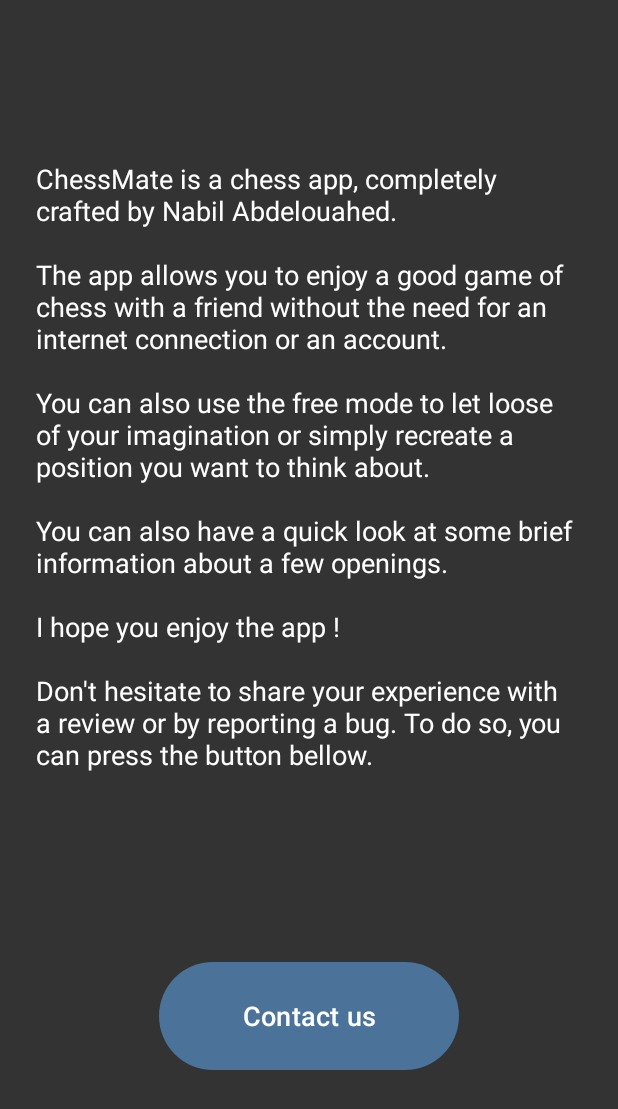
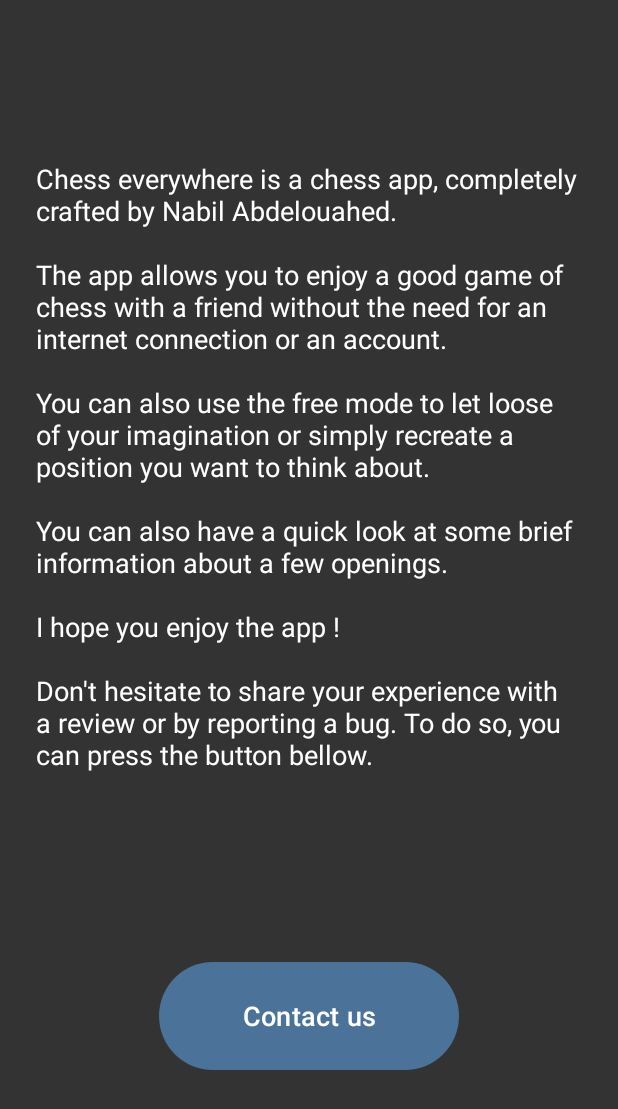
Before and after one commit to NabilAbdelouahed/Chess-Everywhere, an Android app: the About screen opened directly, with no data from a screen before it, after a tap on "Contact us", on a phone screen of 412 x 824 dp. Shown: the top 1109 px of the screen. Run offline under Robolectric (Android 15) with nearby library versions, the phone set to English and light mode, and no system bars.

Commit message:
App name + email updated

```diff
--- a/app/src/main/java/com/example/chess/About.java
+++ b/app/src/main/java/com/example/chess/About.java
@@ -16,7 +16,7 @@
     }
 
     public void contact_us(View view) {
-        String email = "chessmate.service@gmail.com";
+        String email = "nab.service.pro@outlook.com";
         String subject = "I have a Report/Review";
 
         Intent intent = new Intent(Intent.ACTION_SENDTO);
--- a/app/src/main/res/layout/activity_about.xml
+++ b/app/src/main/res/layout/activity_about.xml
@@ -11,7 +11,7 @@
         android:id="@+id/textView"
         android:layout_width="0dp"
         android:layout_height="wrap_content"
-        android:text="ChessMate is a chess app, completely crafted by Nabil Abdelouahed. \n\nThe app allows you to enjoy a good game of chess with a friend without the need for an internet connection or an account. \n\nYou can also use the free mode to let loose of your imagination or simply recreate a position you want to think about. \n\nYou can also have a quick look at some brief information about a few openings.\n\nI hope you enjoy the app ! \n\nDon't hesitate to share your experience with a review or by reporting a bug. To do so, you can press the button bellow."
+        android:text="Chess everywhere is a chess app, completely crafted by Nabil Abdelouahed. \n\nThe app allows you to enjoy a good game of chess with a friend without the need for an internet connection or an account. \n\nYou can also use the free mode to let loose of your imagination or simply recreate a position you want to think about. \n\nYou can also have a quick look at some brief information about a few openings.\n\nI hope you enjoy the app ! \n\nDon't hesitate to share your experience with a review or by reporting a bug. To do so, you can press the button bellow."
         android:textColor="@color/white"
         android:textSize="18dp"
         android:layout_marginStart="24dp"
--- a/app/src/main/res/values/strings.xml
+++ b/app/src/main/res/values/strings.xml
@@ -1,3 +1,3 @@
 <resources>
-    <string name="app_name">ChessMate</string>
+    <string name="app_name">Chess everywhere </string>
 </resources>
```
